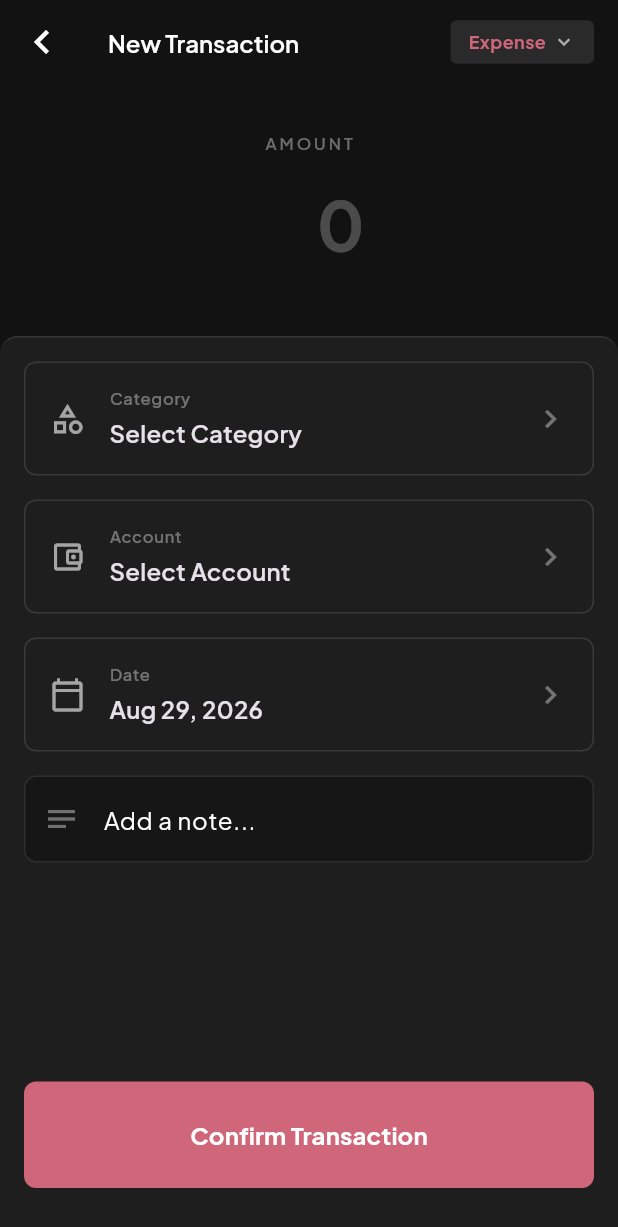
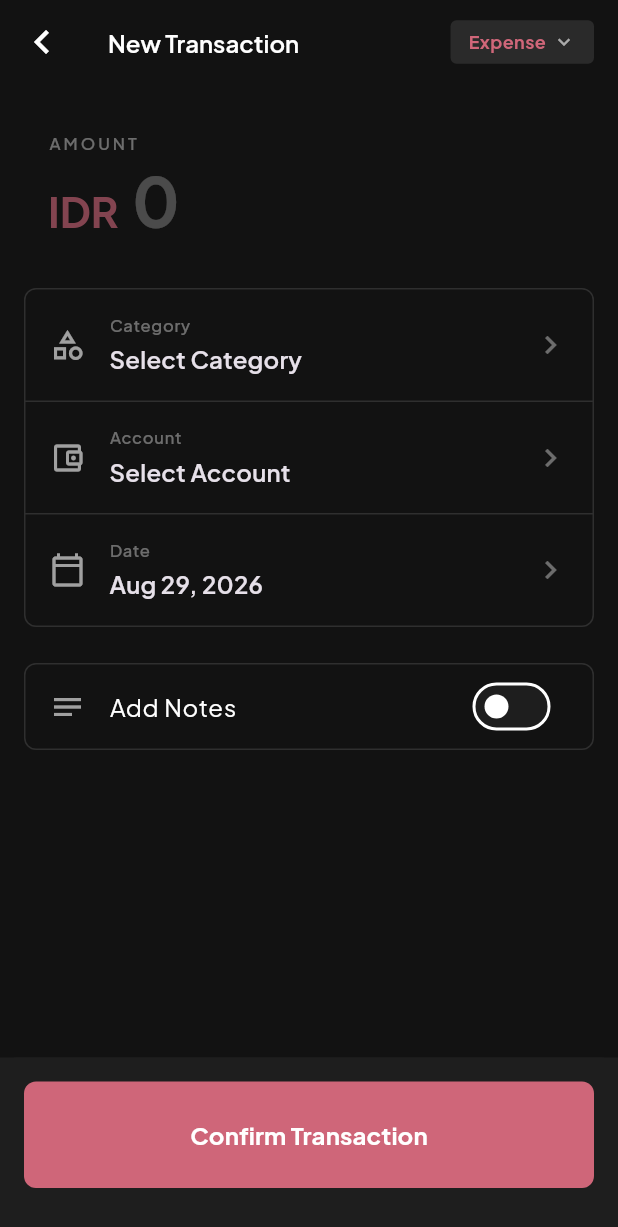
Before and after one commit to OlssenLS/P9-Ledge, a Flutter app: the TransactionFormScreen screen opened directly, on a phone screen of 412 x 824 dp. Shown: the top 1227 px of the screen. Run offline on Flutter 3.47's test engine with Material 3 defaults, Android fonts, the light colour scheme and no system bars; our stand-ins replace drift, flutter_animate, flutter_riverpod, get_it, go_router, google_fonts and 5 more; missing offline and left inert: google_mlkit_text_recognition; accounts and stored records are empty; generated files the repository leaves out were written again.

Commit message:
feat(ui): group form elements into premium cards and fix amount input layout

```diff
--- a/lib/features/transactions/presentation/transaction_form_screen.dart
+++ b/lib/features/transactions/presentation/transaction_form_screen.dart
@@ -36,6 +36,7 @@ class _TransactionFormScreenState extends ConsumerState<TransactionFormScreen> {
   int? _selectedCategoryId;
   int? _selectedAccountId;
   late DateTime _selectedDate;
+  bool _isNotesEnabled = false;
 
   @override
   void initState() {
@@ -47,6 +48,7 @@ class _TransactionFormScreenState extends ConsumerState<TransactionFormScreen> {
     _noteController = TextEditingController(
       text: widget.transaction?.note ?? widget.initialNote ?? '',
     );
+    _isNotesEnabled = _noteController.text.isNotEmpty;
     _selectedType = widget.transaction?.type ?? TransactionType.expense;
     _selectedCategoryId = widget.transaction?.categoryId;
     _selectedAccountId = widget.transaction?.accountId;
@@ -371,46 +373,56 @@ class _TransactionFormScreenState extends ConsumerState<TransactionFormScreen> {
 
           // Massive Amount Input
           Padding(
-            padding: const EdgeInsets.symmetric(vertical: Spacing.xl, horizontal: Spacing.md),
+            padding: const EdgeInsets.symmetric(vertical: Spacing.xl, horizontal: Spacing.xl),
             child: Column(
+              crossAxisAlignment: CrossAxisAlignment.start,
               children: [
                 Text('AMOUNT', style: theme.textTheme.labelSmall?.copyWith(letterSpacing: 2, color: Colors.white38)),
                 const SizedBox(height: Spacing.xs),
-                TextField(
+                Row(
+                  crossAxisAlignment: CrossAxisAlignment.baseline,
+                  textBaseline: TextBaseline.alphabetic,
+                  children: [
+                    Text('IDR ', style: theme.textTheme.headlineMedium?.copyWith(color: activeColor.withValues(alpha: 0.6))),
+                    Expanded(
+                      child: TextField(
                         controller: _amountController,
                         keyboardType: TextInputType.number,
-                  textAlign: TextAlign.center,
+                        textAlign: TextAlign.left,
                         style: theme.textTheme.displayMedium?.copyWith(
                           fontWeight: FontWeight.w700,
                           color: activeColor,
                         ),
                         decoration: InputDecoration(
-                    prefixText: 'Rp ',
-                    prefixStyle: theme.textTheme.headlineMedium?.copyWith(color: activeColor.withValues(alpha: 0.6)),
                           border: InputBorder.none,
                           enabledBorder: InputBorder.none,
                           focusedBorder: InputBorder.none,
                           fillColor: Colors.transparent,
                           hintText: '0',
                           hintStyle: theme.textTheme.displayMedium?.copyWith(color: Colors.white24),
+                          contentPadding: EdgeInsets.zero,
+                          isDense: true,
                         ),
-                  onChanged: (val) {
-                    // Just force re-render for color syncing if we want it, but setState not strictly needed
-                  },
+                        onChanged: (val) {},
+                      ),
+                    ),
+                  ],
                 ),
               ],
             ),
           ),
 
           Expanded(
-            child: Container(
+            child: ListView(
+              padding: const EdgeInsets.symmetric(horizontal: Spacing.md),
+              children: [
+                // First Card: Category, Account, Date
+                Container(
                   decoration: BoxDecoration(
-                color: theme.colorScheme.surface,
-                borderRadius: const BorderRadius.vertical(top: Radius.circular(Radii.lg)),
-                border: const Border(top: BorderSide(color: Colors.white10)),
+                    border: Border.all(color: Colors.white12),
+                    borderRadius: BorderRadius.circular(Radii.md),
                   ),
-              child: ListView(
-                padding: const EdgeInsets.all(Spacing.md),
+                  child: Column(
                     children: [
                       _buildSelectorTile(
                         title: 'Category',
@@ -420,7 +432,7 @@ class _TransactionFormScreenState extends ConsumerState<TransactionFormScreen> {
                         icon: Icons.category_outlined,
                         onTap: _showCategoryPicker,
                       ),
-                  const SizedBox(height: Spacing.md),
+                      const Divider(height: 1, color: Colors.white12),
                       _buildSelectorTile(
                         title: 'Account',
                         value: _selectedAccountId != null
@@ -429,7 +441,7 @@ class _TransactionFormScreenState extends ConsumerState<TransactionFormScreen> {
                         icon: Icons.account_balance_wallet_outlined,
                         onTap: _showAccountPicker,
                       ),
-                  const SizedBox(height: Spacing.md),
+                      const Divider(height: 1, color: Colors.white12),
                       _buildSelectorTile(
                         title: 'Date',
                         value: DateFormat.yMMMd().format(_selectedDate),
@@ -439,29 +451,57 @@ class _TransactionFormScreenState extends ConsumerState<TransactionFormScreen> {
                           _pickDate();
                         },
                       ),
-                  const SizedBox(height: Spacing.md),
+                    ],
+                  ),
+                ),
+                const SizedBox(height: Spacing.lg),
+
+                // Second Card: Notes
                 Container(
                   decoration: BoxDecoration(
-                      color: Colors.black26,
+                    border: Border.all(color: Colors.white12),
                     borderRadius: BorderRadius.circular(Radii.md),
-                      border: Border.all(color: Colors.white10),
                   ),
+                  child: Column(
+                    children: [
+                      SwitchListTile(
+                        title: const Text('Add Notes'),
+                        secondary: const Icon(Icons.notes, color: Colors.white60),
+                        value: _isNotesEnabled,
+                        activeTrackColor: activeColor.withValues(alpha: 0.3),
+                        activeThumbColor: activeColor,
+                        onChanged: (val) {
+                          HapticFeedback.selectionClick();
+                          setState(() {
+                            _isNotesEnabled = val;
+                            if (!val) _noteController.clear();
+                          });
+                        },
+                      ),
+                      if (_isNotesEnabled) ...[
+                        const Divider(height: 1, color: Colors.white12),
+                        Padding(
+                          padding: const EdgeInsets.symmetric(horizontal: Spacing.md, vertical: Spacing.sm),
                           child: TextField(
                             controller: _noteController,
+                            autofocus: true,
                             decoration: const InputDecoration(
-                        hintText: 'Add a note...',
-                        prefixIcon: Icon(Icons.notes, color: Colors.white38),
+                              hintText: 'Enter transaction note...',
                               border: InputBorder.none,
                               enabledBorder: InputBorder.none,
                               focusedBorder: InputBorder.none,
                               fillColor: Colors.transparent,
                             ),
-                      maxLines: 1,
+                            maxLines: 3,
+                            minLines: 1,
+                          ),
+                        ),
+                      ],
+                    ],
                   ),
                 ),
                 const SizedBox(height: 100), // padding for bottom button
               ],
-              ),
             ),
           ),
         ],
@@ -498,10 +538,6 @@ class _TransactionFormScreenState extends ConsumerState<TransactionFormScreen> {
       borderRadius: BorderRadius.circular(Radii.md),
       child: Container(
         padding: const EdgeInsets.all(Spacing.md),
-        decoration: BoxDecoration(
-          border: Border.all(color: Colors.white12),
-          borderRadius: BorderRadius.circular(Radii.md),
-        ),
         child: Row(
           children: [
             Icon(icon, color: Colors.white60),
```
Lines whose indentation alone changed are shown as unchanged.
